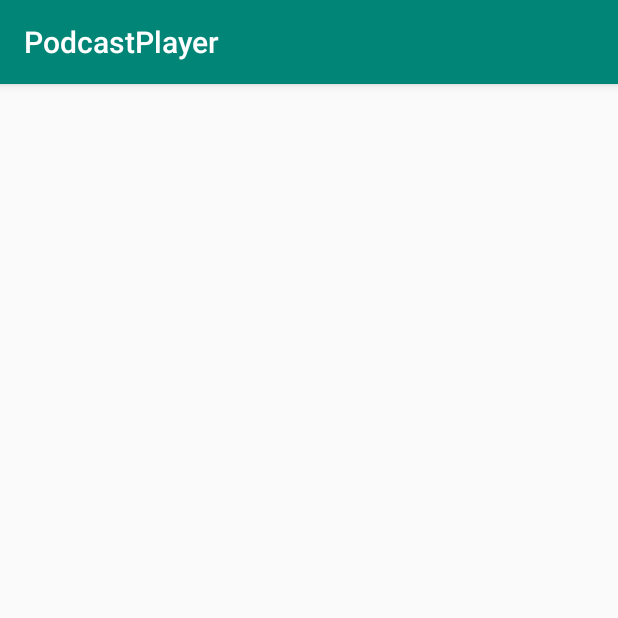
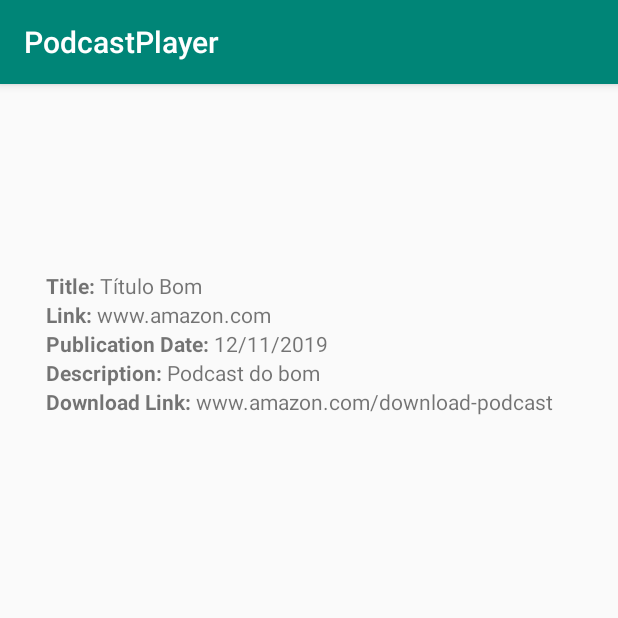
Before and after one commit to if710/2019-2-exercicio-2-podcast-ClaudioCarvalhoo, an Android app: the EpisodeDetailActivity screen opened directly, with no data from a screen before it, on a phone screen of 412 x 824 dp, the top half of it. Run offline under Robolectric (Android 15) with nearby library versions, the phone set to English and light mode, and no system bars.

Commit message:
feat(activity_episode_detail.xml): design episode detail activity (missing scroll)

```diff
--- a/PodcastPlayer/app/src/main/res/layout/activity_episode_detail.xml
+++ b/PodcastPlayer/app/src/main/res/layout/activity_episode_detail.xml
@@ -6,4 +6,106 @@
     android:layout_height="match_parent"
     tools:context=".EpisodeDetailActivity">
 
+    <LinearLayout
+        android:layout_width="351dp"
+        android:layout_height="519dp"
+        android:orientation="vertical"
+        app:layout_constraintBottom_toBottomOf="parent"
+        app:layout_constraintEnd_toEndOf="parent"
+        app:layout_constraintStart_toStartOf="parent"
+        app:layout_constraintTop_toTopOf="parent">
+
+        <LinearLayout
+            android:layout_width="wrap_content"
+            android:layout_height="wrap_content"
+            android:orientation="horizontal">
+
+            <TextView
+                android:layout_width="wrap_content"
+                android:layout_height="wrap_content"
+                android:text="Title: "
+                android:textStyle="bold" />
+
+            <TextView
+                android:id="@+id/episodeTitle"
+                android:layout_width="wrap_content"
+                android:layout_height="wrap_content"
+                android:text="Título Bom" />
+        </LinearLayout>
+
+        <LinearLayout
+            android:layout_width="wrap_content"
+            android:layout_height="wrap_content"
+            android:orientation="horizontal">
+
+            <TextView
+                android:layout_width="wrap_content"
+                android:layout_height="wrap_content"
+                android:text="Link: "
+                android:textStyle="bold" />
+
+            <TextView
+                android:id="@+id/episodeLink"
+                android:layout_width="wrap_content"
+                android:layout_height="wrap_content"
+                android:text="www.amazon.com" />
+        </LinearLayout>
+
+        <LinearLayout
+            android:layout_width="wrap_content"
+            android:layout_height="wrap_content"
+            android:orientation="horizontal">
+
+            <TextView
+                android:layout_width="wrap_content"
+                android:layout_height="wrap_content"
+                android:text="Publication Date: "
+                android:textStyle="bold" />
+
+            <TextView
+                android:id="@+id/episodePubDate"
+                android:layout_width="wrap_content"
+                android:layout_height="wrap_content"
+                android:text="12/11/2019" />
+        </LinearLayout>
+
+        <LinearLayout
+            android:layout_width="wrap_content"
+            android:layout_height="wrap_content"
+            android:orientation="horizontal">
+
+            <TextView
+                android:layout_width="wrap_content"
+                android:layout_height="wrap_content"
+                android:text="Description: "
+                android:textStyle="bold" />
+
+            <TextView
+                android:id="@+id/episodeDescription"
+                android:layout_width="wrap_content"
+                android:layout_height="wrap_content"
+                android:text="Podcast do bom" />
+        </LinearLayout>
+
+        <LinearLayout
+            android:layout_width="wrap_content"
+            android:layout_height="wrap_content"
+            android:orientation="horizontal">
+
+            <TextView
+                android:layout_width="wrap_content"
+                android:layout_height="wrap_content"
+                android:text="Download Link: "
+                android:textStyle="bold" />
+
+            <TextView
+                android:id="@+id/episodeDownloadLink"
+                android:layout_width="wrap_content"
+                android:layout_height="wrap_content"
+                android:text="www.amazon.com/download-podcast" />
+        </LinearLayout>
+
+    </LinearLayout>
+
+
 </androidx.constraintlayout.widget.ConstraintLayout>
```
